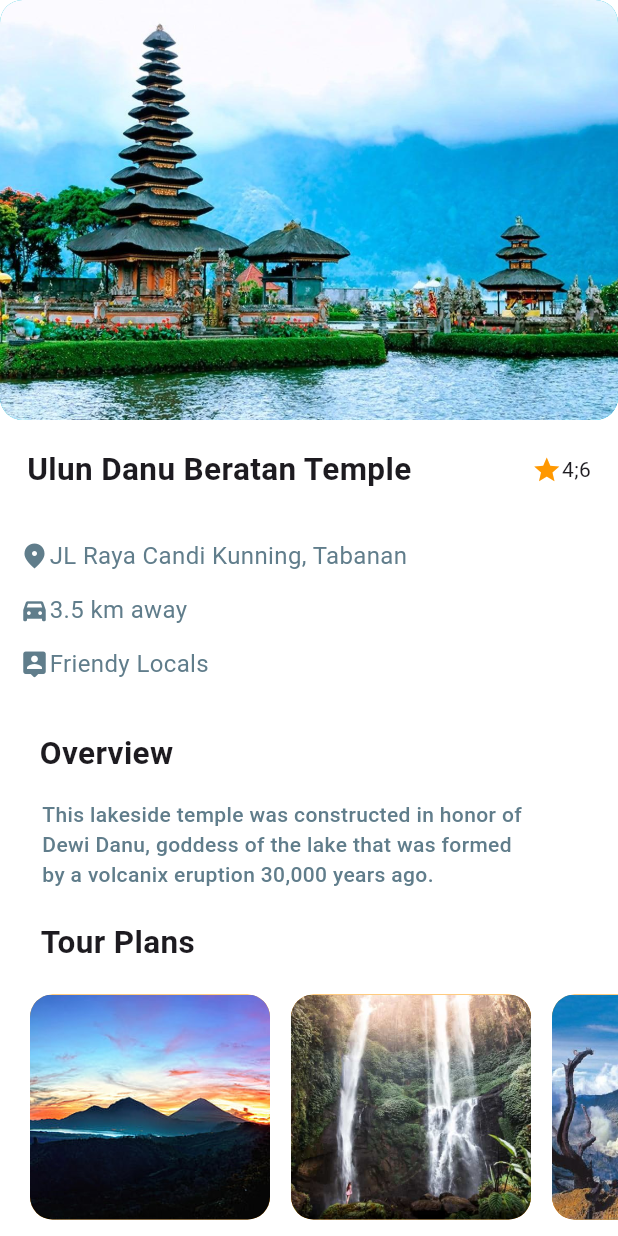
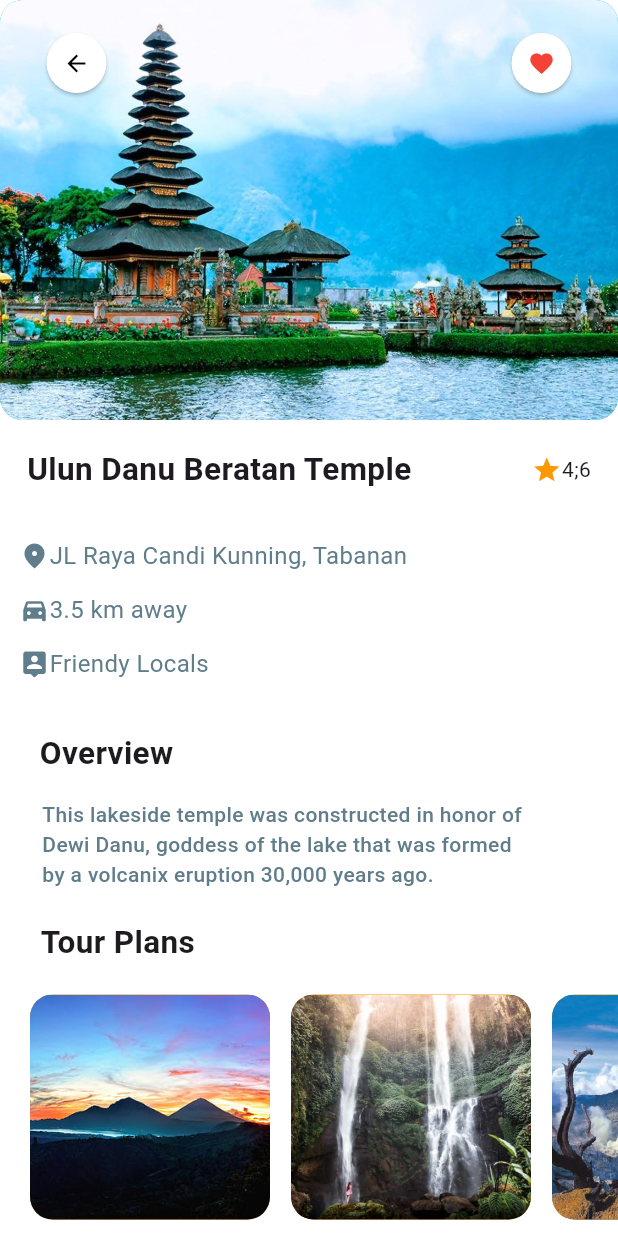
Before and after one commit to Bodri-Mbg1/App1-Guthub, a Flutter app: the Page3 screen opened directly, on a phone screen of 412 x 824 dp. Run offline on Flutter 3.47's test engine with Material 3 defaults, Android fonts, the phone set to English and light mode, and no system bars; our stand-ins replace google_nav_bar.

Commit message:
last commit

```diff
--- a/lib/page2.dart
+++ b/lib/page2.dart
@@ -1,4 +1,6 @@
 import 'package:flutter/material.dart';
+import 'package:helloword/button.dart';
+import 'package:helloword/page1.dart';
 
 class Page3 extends StatelessWidget {
   const Page3({super.key});
@@ -17,18 +19,66 @@ class Page3 extends StatelessWidget {
                 color: Colors.cyan,
                 borderRadius: BorderRadius.circular(15),
               ),
-              child: ClipRect(
-                child: Container(
-                  height: 300,
-                  width: 450,
-                  decoration: BoxDecoration(
+              child: Stack(
+                children: [
+                  // L'image
+                  ClipRRect( // Utiliser ClipRRect pour arrondir les coins de l'image
                     borderRadius: BorderRadius.circular(15),
-                    image: DecorationImage(image: AssetImage('lib/Images/121e3bdfe45a786b957c86ee34f24a3061583ace-babe8.jpg'),
-                    fit: BoxFit.cover)
+                    child: Container(
+                      height: 300,
+                      width: 450,
+                      decoration: BoxDecoration(
+                        image: DecorationImage(
+                          image: AssetImage('lib/Images/121e3bdfe45a786b957c86ee34f24a3061583ace-babe8.jpg'),
+                          fit: BoxFit.cover,
+                        ),
+                      ),
+                    ),
                   ),
-                ),
+                  // Bouton à gauche
+                  Padding(
+                    padding: const EdgeInsets.all(18.0),
+                    child: Row(
+                      mainAxisAlignment: MainAxisAlignment.spaceBetween,
+                      children: [
+                        Positioned(
+                          left: 10, // Positionné à 10 pixels du bord gauche
+                          top: 12, // Centré verticalement par rapport à l'image
+                          child: ElevatedButton(
+                            style: ElevatedButton.styleFrom(
+                                shape: CircleBorder(),
+                                backgroundColor: Colors.white
+                            ),
+                            onPressed: () {
+                              Navigator.of(context).push(
+                                MaterialPageRoute(builder: (context) => Page2()
+                                ));
+                          },
+
+                            child: Icon(Icons.arrow_back_outlined, color: Colors.black,),
+                          ),
+                        ),
+
+                        Positioned(
+                          right : 10, // Positionné à 10 pixels du bord gauche
+                          top: 12, // Centré verticalement par rapport à l'image
+                          child: ElevatedButton(
+                            onPressed: () {
+                            },
+                            style: ElevatedButton.styleFrom(
+                                shape: CircleBorder(),
+                                backgroundColor: Colors.white
+                            ),
+                            child: Icon(Icons.favorite, color: Colors.red,),
+                          ),
+                        ),
+                      ],
+                    ),
+                  ),
+                ],
               ),
             ),
+
             Padding(
               padding: const EdgeInsets.all(18.0),
               child: Row(
```
Also changed, not shown: lib/button.dart (added, +16 -0 lines).
